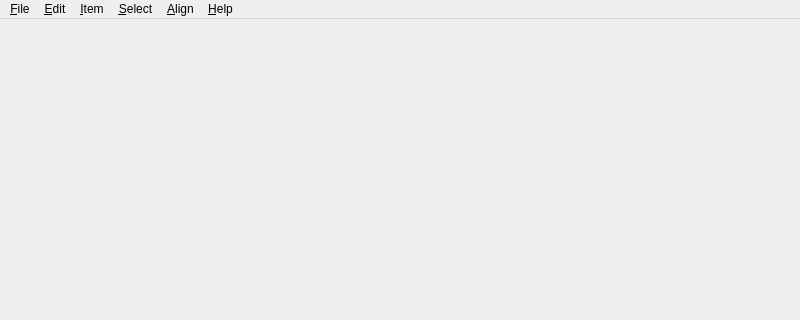
The window that gui/mainform.ui (martinvanzijl/genealogy-maker) describes before a commit, drawn with Qt 5; both pictures show x 0 to 800 and y 0 to 320 of the 800 by 500 pixel window.
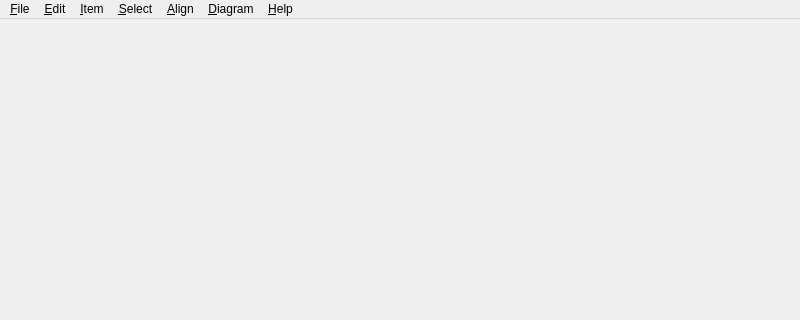
The same window after the commit. Icons and pictures are not drawn.

Commit message: Add dialog to change diagram size.

Patch:
```diff
--- a/gui/mainform.ui
+++ b/gui/mainform.ui
@@ -83,11 +83,18 @@
     <addaction name="helpContentsAction"/>
     <addaction name="aboutAction"/>
    </widget>
+   <widget class="QMenu" name="menuDiagram">
+    <property name="title">
+     <string>&amp;Diagram</string>
+    </property>
+    <addaction name="actionChangeSize"/>
+   </widget>
    <addaction name="menuFile"/>
    <addaction name="menuEdit"/>
    <addaction name="itemMenu"/>
    <addaction name="menuSelect"/>
    <addaction name="menuAlign"/>
+   <addaction name="menuDiagram"/>
    <addaction name="menuHelp"/>
   </widget>
   <widget class="QStatusBar" name="statusbar"/>
```
Left out of the diff: 5 changed lines with no effect on the pictures. The commit also changes 6 other files.
